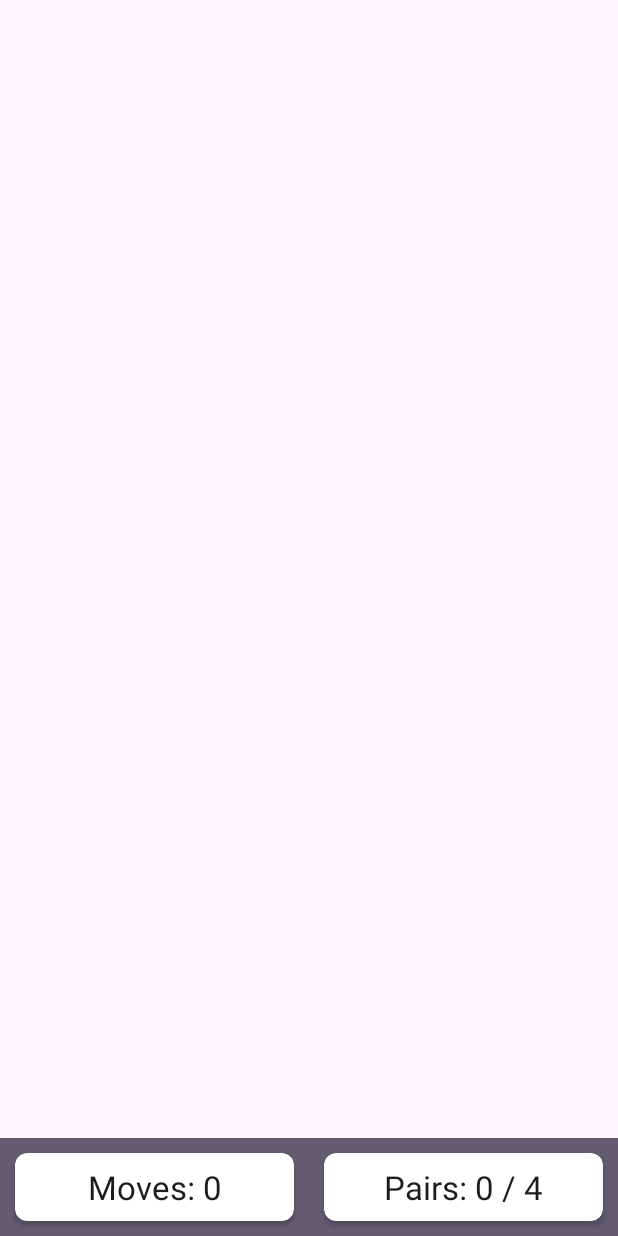
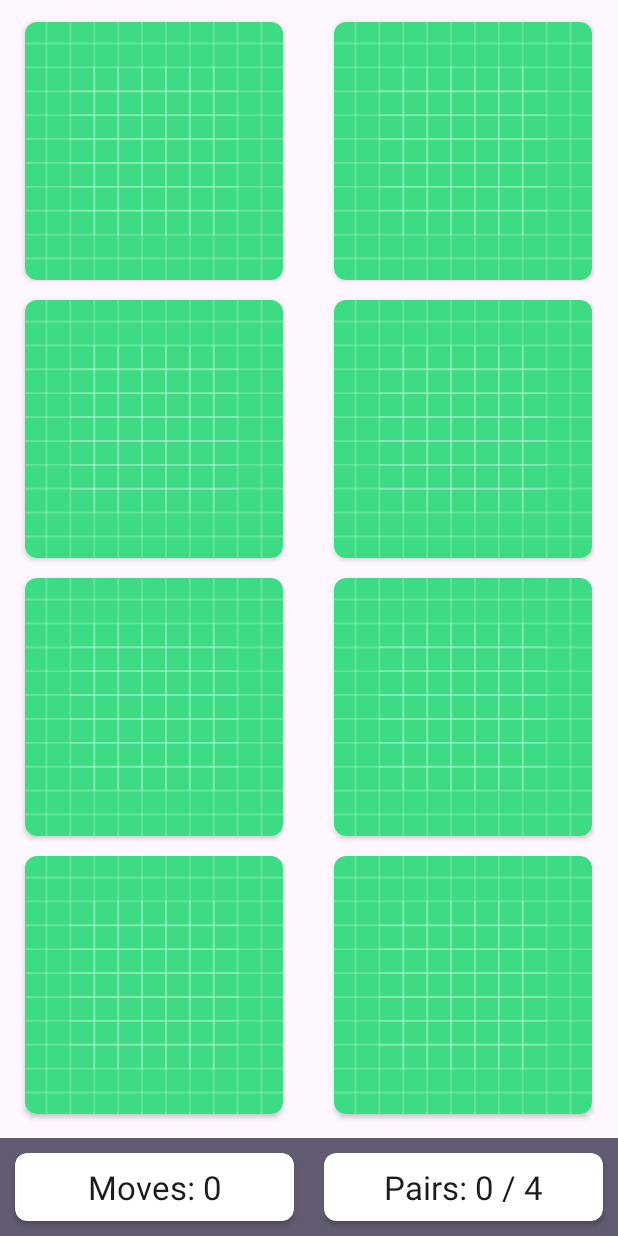
Before and after one commit to ivan-tiutin/android-my-memory-app, an Android app: the screen it shows after launch (MainActivity), on a phone screen of 412 x 824 dp. Run offline under Robolectric (Android 15) with nearby library versions, the phone set to English and light mode, and no system bars.

Commit message:
Added card view to show memory cards

```diff
--- a/app/src/main/java/com/example/mymemory/MainActivity.kt
+++ b/app/src/main/java/com/example/mymemory/MainActivity.kt
@@ -3,6 +3,7 @@ package com.example.mymemory
 import androidx.appcompat.app.AppCompatActivity
 import android.os.Bundle
 import android.widget.TextView
+import androidx.recyclerview.widget.GridLayoutManager
 import androidx.recyclerview.widget.RecyclerView
 
 class MainActivity : AppCompatActivity() {
@@ -19,5 +20,9 @@ class MainActivity : AppCompatActivity() {
         rvBoard = findViewById(R.id.rvBoard)
         tvNumberMoves = findViewById(R.id.tvNumberMoves)
         tvNumberPairs = findViewById(R.id.tvNumberPairs)
+
+        rvBoard.adapter = MemoryBoardAdapter(this, 8)
+        rvBoard.setHasFixedSize(true)
+        rvBoard.layoutManager = GridLayoutManager(this, 2)
     }
 }
--- /dev/null
+++ b/app/src/main/java/com/example/mymemory/MemoryBoardAdapter.kt
@@ -0,0 +1,51 @@
+package com.example.mymemory
+
+import android.content.Context
+import android.util.Log
+import android.view.LayoutInflater
+import android.view.View
+import android.view.ViewGroup
+import android.widget.ImageButton
+import androidx.cardview.widget.CardView
+import androidx.recyclerview.widget.RecyclerView
+import kotlin.math.min
+
+
+class MemoryBoardAdapter(private val context: Context, private val numPieces: Int) : RecyclerView.Adapter<MemoryBoardAdapter.ViewHolder>() {
+
+    companion object {
+        private const val MARGIN_SIZE = 10
+        private const val TAG = "MemoryBoardAdapter"
+    }
+    override fun onCreateViewHolder(parent: ViewGroup, viewType: Int): ViewHolder {
+        val cardWidth = parent.width / 2 - (2 * MARGIN_SIZE)
+        val cardHeight = parent.height / 4 - (2 * MARGIN_SIZE)
+        val cardSideLength = min(cardWidth, cardHeight)
+
+        val view = LayoutInflater.from(this.context).inflate(R.layout.memory_card, parent, false)
+        val layoutParams = view.findViewById<CardView>(R.id.cardView).layoutParams as ViewGroup.MarginLayoutParams
+
+        layoutParams.width = cardSideLength
+        layoutParams.height = cardSideLength
+        layoutParams.setMargins(MARGIN_SIZE, MARGIN_SIZE, MARGIN_SIZE, MARGIN_SIZE)
+
+        return ViewHolder(view)
+    }
+
+    override fun getItemCount(): Int = numPieces
+
+    override fun onBindViewHolder(holder: ViewHolder, position: Int) {
+        holder.bind(position)
+    }
+
+    inner class ViewHolder(itemView: View) : RecyclerView.ViewHolder(itemView) {
+        private val imageButton = itemView.findViewById<ImageButton>(R.id.imageButton)
+
+        fun bind(position: Int) {
+            imageButton.setOnClickListener {
+                Log.i(TAG, "Click on position $position")
+            }
+        }
+
+    }
+}
--- a/app/src/main/res/layout/activity_main.xml
+++ b/app/src/main/res/layout/activity_main.xml
@@ -55,6 +55,8 @@
         android:id="@+id/rvBoard"
         android:layout_width="0dp"
         android:layout_height="0dp"
+        android:layout_marginTop="8dp"
+        android:layout_marginBottom="8dp"
         app:layout_constraintBottom_toTopOf="@+id/llGameInfo"
         app:layout_constraintEnd_toEndOf="parent"
         app:layout_constraintStart_toStartOf="parent"
--- /dev/null
+++ b/app/src/main/res/layout/memory_card.xml
@@ -0,0 +1,24 @@
+<?xml version="1.0" encoding="utf-8"?>
+<LinearLayout xmlns:android="http://schemas.android.com/apk/res/android"
+    xmlns:app="http://schemas.android.com/apk/res-auto"
+    android:layout_width="match_parent"
+    android:layout_height="wrap_content"
+    android:gravity="center"
+    android:orientation="vertical">
+
+    <androidx.cardview.widget.CardView
+        android:id="@+id/cardView"
+        android:layout_width="120dp"
+        android:layout_height="120dp"
+        app:cardCornerRadius="8dp">
+
+        <ImageButton
+            android:id="@+id/imageButton"
+            android:layout_width="match_parent"
+            android:layout_height="match_parent"
+            android:background="@color/white"
+            android:contentDescription="memory card"
+            android:scaleType="centerCrop"
+            android:src="@drawable/ic_launcher_background" />
+    </androidx.cardview.widget.CardView>
+</LinearLayout>
```
